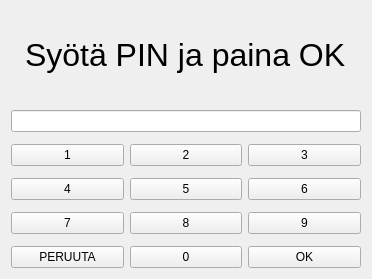
Before: the Qt Designer form bankautomat/tunnusluku.ui in bank-2022/group15, drawn with Qt 5.
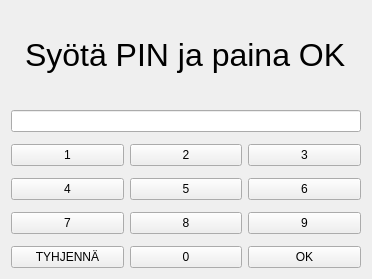
After: the same form once the commit is applied.

```diff
--- a/bankautomat/tunnusluku.ui
+++ b/bankautomat/tunnusluku.ui
@@ -63,7 +63,7 @@
      <item row="5" column="0">
       <widget class="QPushButton" name="pushButton_11">
        <property name="text">
-        <string>PERUUTA</string>
+        <string>TYHJENNÄ</string>
        </property>
       </widget>
      </item>
```
